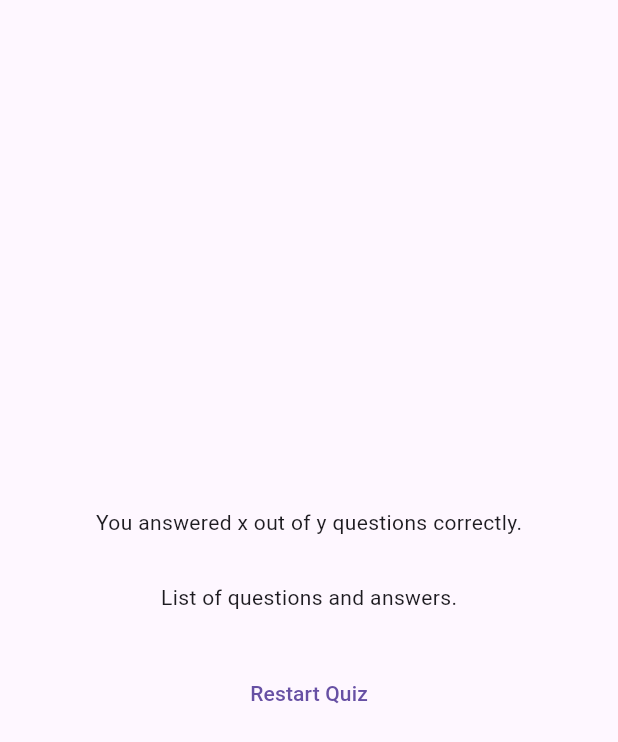
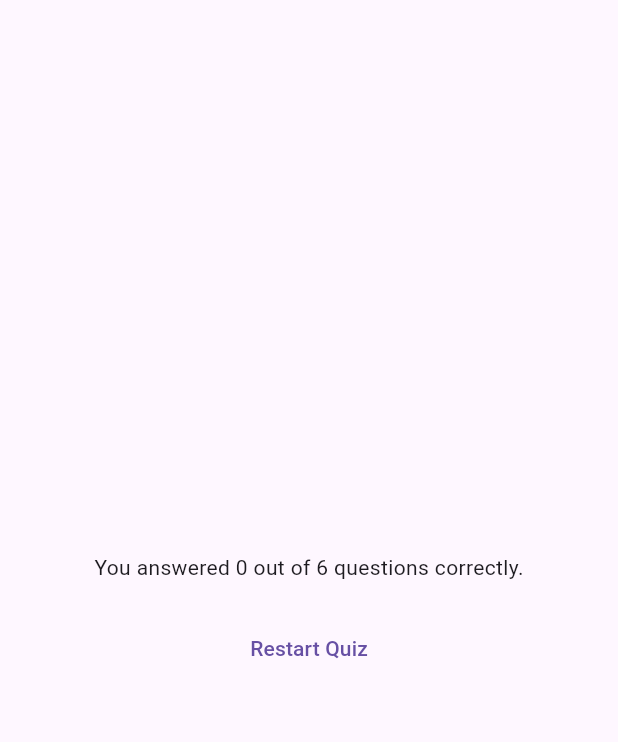
Before and after one commit to adeeburrahman11/quiz_app, a Flutter app: the ResultsScreen widget shown alone on an empty page, opened directly with empty values, on a phone screen of 412 x 824 dp. Shown: the top 742 px of the screen. Run offline on Flutter 3.47's test engine with Material 3 defaults, Android fonts, the phone set to English and light mode, and no system bars; our stand-ins replace google_fonts.

Commit message:
result displayed

```diff
--- a/lib/data/questions.dart
+++ b/lib/data/questions.dart
@@ -55,22 +55,22 @@ const questions = [
       'By calling updateState()',
     ],
   ),
-  QuizQuestion(
-    'Which programming language is used to build Flutter applications?',
-    [
-      'Dart',
-      'Kotlin',
-      'Java',
-      'Go',
-    ],
-  ),
-  QuizQuestion(
-    'How many types of widgets are there in Flutter?',
-    [
-      '2',
-      '3',
-      '4',
-      '8+',
-    ],
-  ),
+  // QuizQuestion(
+  //   'Which programming language is used to build Flutter applications?',
+  //   [
+  //     'Dart',
+  //     'Kotlin',
+  //     'Java',
+  //     'Go',
+  //   ],
+  // ),
+  // QuizQuestion(
+  //   'How many types of widgets are there in Flutter?',
+  //   [
+  //     '2',
+  //     '3',
+  //     '4',
+  //     '8+',
+  //   ],
+  // ),
 ];
--- a/lib/quiz.dart
+++ b/lib/quiz.dart
@@ -31,7 +31,6 @@ class _QuizState extends State<Quiz> {
     if (selectedAnswer.length == questions.length) {
       setState(() {
         activeScreen = 'results-screen';
-        selectedAnswer.clear();
       });
     }
   }
--- a/lib/results_screen.dart
+++ b/lib/results_screen.dart
@@ -1,12 +1,38 @@
 import 'package:flutter/material.dart';
+import 'package:quiz_app/data/questions.dart';
+import 'package:quiz_app/questions_summary.dart';
 
 class ResultsScreen extends StatelessWidget {
-  const ResultsScreen({super.key, required this.chosenAnswers});
+  const ResultsScreen({
+    super.key,
+    required this.chosenAnswers,
+  });
 
   final List<String> chosenAnswers;
 
+  List<Map<String, Object>> getSummaryData() {
+    final List<Map<String, Object>> summary = [];
+
+    for (int i = 0; i < chosenAnswers.length; i++) {
+      summary.add({
+        'question_index': i,
+        'question': questions[i].text,
+        'user_answer': chosenAnswers[i],
+        'correct_answer': questions[i].answers[0],
+      });
+    }
+
+    return summary;
+  }
+
   @override
   Widget build(BuildContext context) {
+    final summaryData = getSummaryData();
+    final numTotalQuestions = questions.length;
+    final numCorrectAnswers = summaryData.where((data) {
+      return data['user_answer'] == data['correct_answer'];
+    }).length;
+
     return SizedBox(
       width: double.infinity,
       child: Container(
@@ -14,13 +40,14 @@ class ResultsScreen extends StatelessWidget {
         child: Column(
           mainAxisAlignment: MainAxisAlignment.center,
           children: [
-            const Text('You answered x out of y questions correctly.'),
+            Text(
+                "You answered $numCorrectAnswers out of $numTotalQuestions questions correctly."),
             const SizedBox(
-              height: 30,
+              height: 10,
             ),
-            const Text('List of questions and answers.'),
+            QuestionsSummary(summaryData),
             const SizedBox(
-              height: 30,
+              height: 10,
             ),
             TextButton(onPressed: () {}, child: const Text('Restart Quiz')),
           ],
```
Also changed, not shown: lib/questions_summary.dart (added, +32 -0 lines).
